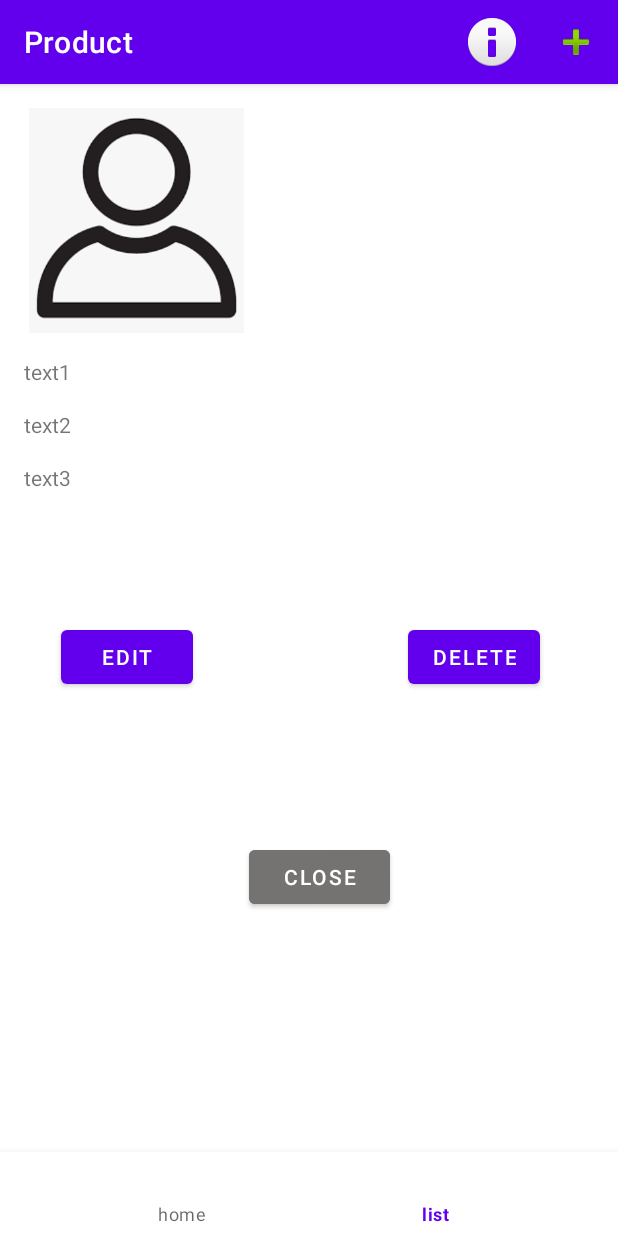
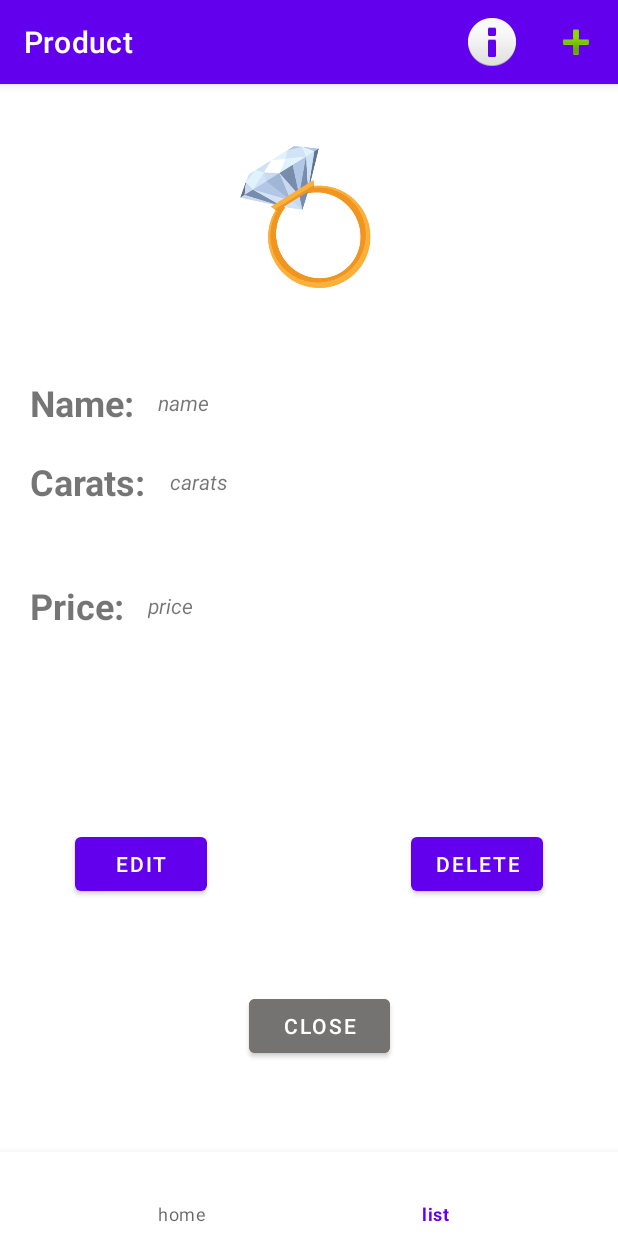
Before and after one commit to RefaelAdmoni/InstaDiamonds, an Android app: the fragment ProductDetailsFragment placed in its activity, on a phone screen of 412 x 824 dp. Run offline under Robolectric (Android 15) with nearby library versions, the phone set to English and light mode, and no system bars; our stand-ins replace Firebase (no records; nobody signed in at launch, a user with empty details on screens opened directly), Picasso, navigation-ui; pictures from the network do not load; Roboto replaces fonts that are not available here; 8 statements that could not run were skipped.

Commit message:
product details

```diff
--- a/app/src/main/java/com/example/instadiamond/AddNewProductFragment.java
+++ b/app/src/main/java/com/example/instadiamond/AddNewProductFragment.java
@@ -3,6 +3,7 @@ package com.example.instadiamond;
 import android.content.Intent;
 import android.graphics.Bitmap;
 import android.graphics.Matrix;
+import android.graphics.drawable.BitmapDrawable;
 import android.os.Bundle;
 
 import androidx.annotation.NonNull;
@@ -46,15 +47,14 @@ import static android.app.Activity.RESULT_OK;
 
 public class AddNewProductFragment extends Fragment {
     final static String PRODUCT_COLLECTION = "products";
+    private static String imageUrl;
 
     Product newProduct;
     View view;
     TextView nameTv;
     TextView imageUrl_Tv;
-    //    TextView idTv;
     TextView caratTv;
     TextView priceTv;
-    //    CheckBox checkBox;
     Button takePhotoBtn;
     Boolean btnTakePhoto_isClicked;
     Bitmap imageBitmap;
@@ -149,6 +149,7 @@ public class AddNewProductFragment extends Fragment {
             Bundle extras = data.getExtras();
             imageBitmap = rotateImage((Bitmap) extras.get("data"));
             imageView.setImageBitmap(imageBitmap);
+
         }
     }
 
@@ -172,24 +173,29 @@ public class AddNewProductFragment extends Fragment {
 
 
         if (!btnTakePhoto_isClicked) {
+            imageUrl = "https://firebasestorage.googleapis.com/v0/b/intadiamond.appspot.com/o/images%2Fdiamond_ring.png?alt=media&token=13c173be-03a5-4b0b-944c-18c741020744";
             imageView.setImageResource(R.drawable.diamond_ring);
         }
 
-
         java.util.Date d = new Date();
-//        if (newProduct.imageUrl__Product.equals("")) {
-            StoreModel.uploadImage(imageBitmap, "my_photo_" + d.getTime(), new StoreModel.Listener() {
-                String uid;
-
+        if (imageBitmap != null) {
+            StoreModel.uploadImage(imageBitmap, "my_photo_" + name + d.getTime(), new StoreModel.Listener() {
                 @Override
                 public void onSuccess(String url) {
                     Log.d("TAG", "url: " + url);
+                    AddNewProductFragment.updateURL(url);
+                }
+                @Override
+                public void onFail() { }
+            });
+        }
+
+        String uid = "";
         if (FirebaseAuth.getInstance().getCurrentUser() != null) {
             uid = (FirebaseAuth.getInstance().getCurrentUser().getUid());
         }
 
-                    newProduct = new Product("temp", name, carat, price, url, false, uid);
-
+        newProduct = new Product("temp", name, carat, price, imageUrl, false, uid);
 
         ProductModel.instance.addProduct(newProduct, new ProductModel.Listener<Boolean>() {
             @Override
@@ -199,16 +205,6 @@ public class AddNewProductFragment extends Fragment {
                 navCtrl.navigate(direction);
             }
         });
-                }
-
-                @Override
-                public void onFail() {
-                }
-            });
-//        }
-
-
-
 
 //        viewModel.add(newProduct, new ProductModel.Listener<Boolean>() {
 //            @Override
@@ -219,60 +215,8 @@ public class AddNewProductFragment extends Fragment {
 //                navController.navigateUp();
 //            }
 //        });
-
-
-//        NavController navController = Navigation.findNavController(getView());
-//        navController.navigateUp();
-
-
-//        viewModel.add(jewelry, new JewelryModel.Listener<Boolean>() {
-//            @Override
-//            public void onComplete(Boolean data) {
-//                Log.d("TAG", "save new jewelry success");
-//                NavController navController = Navigation.findNavController(view);
-//                // Back to list
-//                navController.navigateUp();
-//            }
-//        });
-
-//        if (imageBitmap != null) {
-//            StorageModel.uploadImage(imageBitmap, "my_photo" + d.getTime(), new StorageModel.Listener() {
-//                @Override
-//                public void onSuccess(String url) {
-//                    Log.d("TAG", "image url = " + url);
-//
-//                    // create object
-//                    Jewelry jewelry = new Jewelry(name,name,type,cost,ifSold,url);
-//                    viewModel.add(jewelry, new JewelryModel.Listener<Boolean>() {
-//                        @Override
-//                        public void onComplete(Boolean data) {
-//                            Log.d("TAG", "save new jewelry success");
-//                            NavController navController = Navigation.findNavController(view);
-//                            NavDirections direction = JewelryListFragmentDirections.actionGlobalJewelryListFragment();
-//                            navController.navigate(direction);
-//                        }
-//                    });
-//                }
-//
-//                @Override
-//                public void onFail() {
-//                    Log.d("TAG", "image url upload failed ");
-//                }
-//            });
-//        } else {
-//            // create object
-//            Jewelry jewelry = new Jewelry(name,name,type,cost,ifSold,null);
-//            viewModel.add(jewelry, new JewelryModel.Listener<Boolean>() {
-//                @Override
-//                public void onComplete(Boolean data) {
-//                    Log.d("TAG", "save new jewelry success");
-//                    NavController navController = Navigation.findNavController(view);
-//                    // Back to list
-//                    navController.navigateUp();
-//                }
-//            });
-//        }
-
-
+    }
+    private static void updateURL(String url) {
+        imageUrl = url;
     }
 }
--- a/app/src/main/java/com/example/instadiamond/EditProductFragment.java
+++ b/app/src/main/java/com/example/instadiamond/EditProductFragment.java
@@ -136,8 +136,8 @@ public class EditProductFragment extends Fragment {
             product.setPrice__Product(price);
 
             java.util.Date d = new Date();
-            if (imageBitmap != null) {
-                StoreModel.uploadImage(imageBitmap, "my_photo_" + d.getTime(), new StoreModel.Listener() {
+            if (takePhotoBtn_isClicked && imageBitmap != null) {
+                StoreModel.uploadImage(imageBitmap, "my_photo_" + name + d.getTime(), new StoreModel.Listener() {
                     @Override
                     public void onSuccess(String url) {
                         Log.d("TAG", "url: " + url);
@@ -145,8 +145,7 @@ public class EditProductFragment extends Fragment {
                     }
 
                     @Override
-                    public void onFail() {
-                    }
+                    public void onFail() { }
                 });
             }
 
@@ -185,11 +184,13 @@ public class EditProductFragment extends Fragment {
         }
     }
 
+
     public static Bitmap rotateImage(Bitmap source) {
-        Matrix matrix = new Matrix();
-        matrix.postRotate(90);
-        return Bitmap.createBitmap(source, 0, 0, source.getWidth(), source.getHeight(),
-                matrix, true);
+        return  source;
+//        Matrix matrix = new Matrix();
+//        matrix.postRotate(90);
+//        return Bitmap.createBitmap(source, 0, 0, source.getWidth(), source.getHeight(),
+//                matrix, true);
     }
 
 
--- a/app/src/main/java/com/example/instadiamond/ProductDetailsFragment.java
+++ b/app/src/main/java/com/example/instadiamond/ProductDetailsFragment.java
@@ -25,6 +25,7 @@ import com.squareup.picasso.Picasso;
 public class ProductDetailsFragment extends Fragment {
     private Product product;
     TextView name,carat,price;
+    TextView infoTv,SellerTv,SellerByTv;
     Button closeBtn, editBtn, deleteBtn;
     FirebaseAuth firebaseAuth;
     ImageView image;
@@ -50,9 +51,25 @@ public class ProductDetailsFragment extends Fragment {
         price = view.findViewById(R.id.product_details_price_tv);
         image = view.findViewById(R.id.product_details_imageView);
 
+        //seller details
+        infoTv = view.findViewById(R.id.product_details_titleInfo_tv);
+        SellerByTv = view.findViewById(R.id.product_details_SellerBy_tv);
+        SellerTv = view.findViewById(R.id.product_details_Seller_tv);
 
         //getting all data from last fragment, and define the product.
         product = ProductDetailsFragmentArgs.fromBundle(getArguments()).getProduct();
+
+        name.setText(product.getName__Product());
+        carat.setText(product.getCarat__Product());
+        price.setText(product.getPrice__Product());
+        SellerTv.setText(product.getSellerId__Product());
+
+        if (product.imageUrl__Product != null && product.imageUrl__Product != "") {
+            Picasso.get().load(product.imageUrl__Product).into(image);
+        } else {
+            image.setImageResource(R.drawable.diamond_ring);
+        }
+
 
         deleteBtn = view.findViewById(R.id.delete_btn_productDetailsFragment);
         editBtn = view.findViewById(R.id.Edit_btn_productDetailsFragment);
@@ -63,7 +80,9 @@ public class ProductDetailsFragment extends Fragment {
         if (!firebaseAuth.getCurrentUser().getUid().equals(product.getSellerId__Product())) {
             deleteBtn.setVisibility(view.GONE);
             editBtn.setVisibility(view.GONE);
-
+            infoTv.setVisibility(view.getVisibility());
+            SellerByTv.setVisibility(view.getVisibility());
+            SellerTv.setVisibility(view.getVisibility());
         }
 
         deleteBtn.setOnClickListener(new View.OnClickListener() {
@@ -101,16 +120,4 @@ public class ProductDetailsFragment extends Fragment {
         });
         return view;
     }
-
-//    private void update_dispaly() {
-//        name.setText(product.name__Product);
-//        carat.setText(product.carat__Product +"");
-//
-//        if (product.imageUrl__Product != null && product.imageUrl__Product != ""){
-//            Picasso.get().load(product.imageUrl__Product).into(image);
-//        } else {
-//            image.setImageResource(R.drawable.diamond_ring);
-//        }
-//
-//    }
 }
--- a/app/src/main/java/com/example/instadiamond/ProductsListFragment.java
+++ b/app/src/main/java/com/example/instadiamond/ProductsListFragment.java
@@ -166,7 +166,6 @@ public class ProductsListFragment extends Fragment {
             name.setText(prd.name__Product);
             carat.setText(prd.carat__Product);
             price.setText(prd.price__Product);
-            Log.d("TAG","ImageUrl = " + prd.imageUrl__Product);
             if (prd.imageUrl__Product != null && prd.imageUrl__Product != ""){
                 Picasso.get().load(prd.imageUrl__Product).into(image);
             } else {
--- a/app/src/main/java/com/example/instadiamond/model/StoreModel.java
+++ b/app/src/main/java/com/example/instadiamond/model/StoreModel.java
@@ -40,9 +40,12 @@ public class StoreModel {
         }).addOnSuccessListener(new OnSuccessListener<UploadTask.TaskSnapshot>() {
             @Override
             public void onSuccess(UploadTask.TaskSnapshot taskSnapshot) {
-                imagesRef.getDownloadUrl().addOnSuccessListener((OnSuccessListener) (uri) -> {
-                    Uri downloadUrl = (Uri) uri;
-                    listener.onSuccess(downloadUrl.toString());
+                imagesRef.getDownloadUrl().addOnSuccessListener(new OnSuccessListener<Uri>() {
+                    @Override
+                    public void onSuccess(Uri uri) {
+                        Uri downloadUrl = uri;
+                        listener.onSuccess(downloadUrl.toString());
+                    }
                 });
             }
         });
--- a/app/src/main/res/layout/fragment_product_details.xml
+++ b/app/src/main/res/layout/fragment_product_details.xml
@@ -10,11 +10,11 @@
 
     <ImageView
         android:id="@+id/product_details_imageView"
-        android:layout_width="150dp"
+        android:layout_width="wrap_content"
         android:layout_height="150dp"
-        android:layout_marginStart="16dp"
         android:layout_marginTop="16dp"
         android:src="@drawable/avatar_icon_1"
+        app:layout_constraintEnd_toEndOf="parent"
         app:layout_constraintStart_toStartOf="parent"
         app:layout_constraintTop_toTopOf="parent" />
 
@@ -22,87 +22,146 @@
         android:id="@+id/product_details_name_tv"
         android:layout_width="0dp"
         android:layout_height="wrap_content"
-        android:layout_marginStart="16dp"
-        android:layout_marginTop="16dp"
+        android:layout_marginStart="10dp"
         android:layout_marginEnd="16dp"
-        android:text="text1"
+        android:text="name"
+        android:textStyle="italic"
+        app:layout_constraintBottom_toBottomOf="@+id/textView2"
         app:layout_constraintEnd_toEndOf="parent"
-        app:layout_constraintStart_toStartOf="parent"
-        app:layout_constraintTop_toBottomOf="@+id/product_details_imageView" />
+        app:layout_constraintStart_toEndOf="@+id/textView2"
+        app:layout_constraintTop_toTopOf="@+id/textView2" />
 
     <TextView
         android:id="@+id/product_details_carats_tv"
         android:layout_width="0dp"
         android:layout_height="wrap_content"
-        android:layout_marginStart="16dp"
-        android:layout_marginTop="16dp"
+        android:layout_marginStart="10dp"
         android:layout_marginEnd="16dp"
-        android:text="text2"
+        android:text="carats"
+        android:textStyle="italic"
+        app:layout_constraintBottom_toBottomOf="@+id/textView3"
         app:layout_constraintEnd_toEndOf="parent"
-        app:layout_constraintStart_toStartOf="parent"
-        app:layout_constraintTop_toBottomOf="@+id/product_details_name_tv" />
+        app:layout_constraintStart_toEndOf="@+id/textView3"
+        app:layout_constraintTop_toTopOf="@+id/textView3" />
 
     <TextView
         android:id="@+id/product_details_price_tv"
         android:layout_width="0dp"
         android:layout_height="wrap_content"
-        android:layout_marginStart="16dp"
-        android:layout_marginTop="16dp"
+        android:layout_marginStart="10dp"
         android:layout_marginEnd="16dp"
-        android:text="text3"
+        android:text="price"
+        android:textStyle="italic"
+        app:layout_constraintBottom_toBottomOf="@+id/textView5"
         app:layout_constraintEnd_toEndOf="parent"
-        app:layout_constraintHorizontal_bias="0.0"
-        app:layout_constraintStart_toStartOf="parent"
-        app:layout_constraintTop_toBottomOf="@+id/product_details_carats_tv" />
-
-    <CheckBox
-        android:id="@+id/product_details_cb"
-        android:layout_width="0dp"
-        android:layout_height="wrap_content"
-        android:layout_marginStart="16dp"
-        android:layout_marginTop="16dp"
-        android:visibility="gone"
-        app:layout_constraintStart_toStartOf="parent"
-        app:layout_constraintTop_toBottomOf="@+id/product_details_price_tv" />
+        app:layout_constraintHorizontal_bias="1.0"
+        app:layout_constraintStart_toEndOf="@+id/textView5"
+        app:layout_constraintTop_toTopOf="@+id/textView5" />
 
     <Button
         android:id="@+id/product_details_close_btn"
         android:layout_width="94dp"
         android:layout_height="wrap_content"
-        android:layout_marginTop="52dp"
+        android:layout_marginBottom="60dp"
         android:backgroundTint="#757272"
         android:text="@string/close"
         app:layout_constraintBottom_toBottomOf="parent"
         app:layout_constraintEnd_toEndOf="parent"
         app:layout_constraintHorizontal_bias="0.523"
-        app:layout_constraintStart_toStartOf="parent"
-        app:layout_constraintTop_toBottomOf="@+id/Edit_btn_productDetailsFragment"
-        app:layout_constraintVertical_bias="0.227" />
+        app:layout_constraintStart_toStartOf="parent" />
 
     <Button
         android:id="@+id/Edit_btn_productDetailsFragment"
         android:layout_width="wrap_content"
         android:layout_height="wrap_content"
-        android:layout_marginStart="30dp"
-        android:layout_marginBottom="140dp"
+        android:layout_marginStart="50dp"
+        android:layout_marginBottom="60dp"
         android:onClick="@id/editProductFragment"
         android:text="Edit"
-        app:layout_constraintBottom_toBottomOf="parent"
-        app:layout_constraintEnd_toStartOf="@+id/delete_btn_productDetailsFragment"
-        app:layout_constraintHorizontal_bias="0.068"
-        app:layout_constraintStart_toStartOf="parent"
-        app:layout_constraintTop_toBottomOf="@+id/product_details_cb"
-        app:layout_constraintVertical_bias="0.342" />
+        app:layout_constraintBottom_toTopOf="@+id/product_details_close_btn"
+        app:layout_constraintStart_toStartOf="parent" />
 
     <Button
         android:id="@+id/delete_btn_productDetailsFragment"
         android:layout_width="wrap_content"
         android:layout_height="wrap_content"
-        android:layout_marginEnd="52dp"
+        android:layout_marginEnd="50dp"
         android:text="Delete"
         app:layout_constraintBottom_toBottomOf="@+id/Edit_btn_productDetailsFragment"
         app:layout_constraintEnd_toEndOf="parent"
-        app:layout_constraintTop_toBottomOf="@+id/product_details_cb"
+        app:layout_constraintTop_toTopOf="@+id/Edit_btn_productDetailsFragment"
         app:layout_constraintVertical_bias="1.0" />
 
+    <TextView
+        android:id="@+id/textView2"
+        android:layout_width="wrap_content"
+        android:layout_height="wrap_content"
+        android:layout_marginStart="20dp"
+        android:layout_marginTop="30dp"
+        android:text="Name: "
+        android:textSize="24sp"
+        android:textStyle="bold"
+        app:layout_constraintStart_toStartOf="parent"
+        app:layout_constraintTop_toBottomOf="@+id/product_details_imageView" />
+
+    <TextView
+        android:id="@+id/textView3"
+        android:layout_width="wrap_content"
+        android:layout_height="wrap_content"
+        android:layout_marginTop="20dp"
+        android:text="Carats: "
+        android:textSize="24sp"
+        android:textStyle="bold"
+        app:layout_constraintStart_toStartOf="@+id/textView2"
+        app:layout_constraintTop_toBottomOf="@+id/textView2" />
+
+    <TextView
+        android:id="@+id/textView5"
+        android:layout_width="wrap_content"
+        android:layout_height="wrap_content"
+        android:layout_marginTop="50dp"
+        android:text="Price: "
+        android:textSize="24sp"
+        android:textStyle="bold"
+        app:layout_constraintStart_toStartOf="@+id/textView3"
+        app:layout_constraintTop_toBottomOf="@+id/textView3" />
+
+    <TextView
+        android:id="@+id/product_details_SellerBy_tv"
+        android:layout_width="wrap_content"
+        android:layout_height="wrap_content"
+        android:layout_marginStart="30dp"
+        android:layout_marginBottom="70dp"
+        android:text="Seller by: "
+        android:textSize="18sp"
+        android:textStyle="italic"
+        android:visibility="invisible"
+        app:layout_constraintBottom_toTopOf="@+id/product_details_close_btn"
+        app:layout_constraintStart_toStartOf="@+id/textView5" />
+
+    <TextView
+        android:id="@+id/product_details_Seller_tv"
+        android:layout_width="wrap_content"
+        android:layout_height="wrap_content"
+        android:layout_marginStart="5dp"
+        android:text="TextView"
+        android:textSize="18sp"
+        android:textStyle="bold|italic"
+        android:visibility="invisible"
+        app:layout_constraintBottom_toBottomOf="@+id/product_details_SellerBy_tv"
+        app:layout_constraintStart_toEndOf="@+id/product_details_SellerBy_tv"
+        app:layout_constraintTop_toTopOf="@+id/product_details_SellerBy_tv" />
+
+    <TextView
+        android:id="@+id/product_details_titleInfo_tv"
+        android:layout_width="wrap_content"
+        android:layout_height="wrap_content"
+        android:layout_marginBottom="5dp"
+        android:text="For more information"
+        android:textSize="18sp"
+        android:textStyle="bold"
+        android:visibility="invisible"
+        app:layout_constraintBottom_toTopOf="@+id/product_details_SellerBy_tv"
+        app:layout_constraintStart_toStartOf="@+id/product_details_SellerBy_tv" />
+
 </androidx.constraintlayout.widget.ConstraintLayout>
```
Lines whose indentation alone changed are shown as unchanged.
